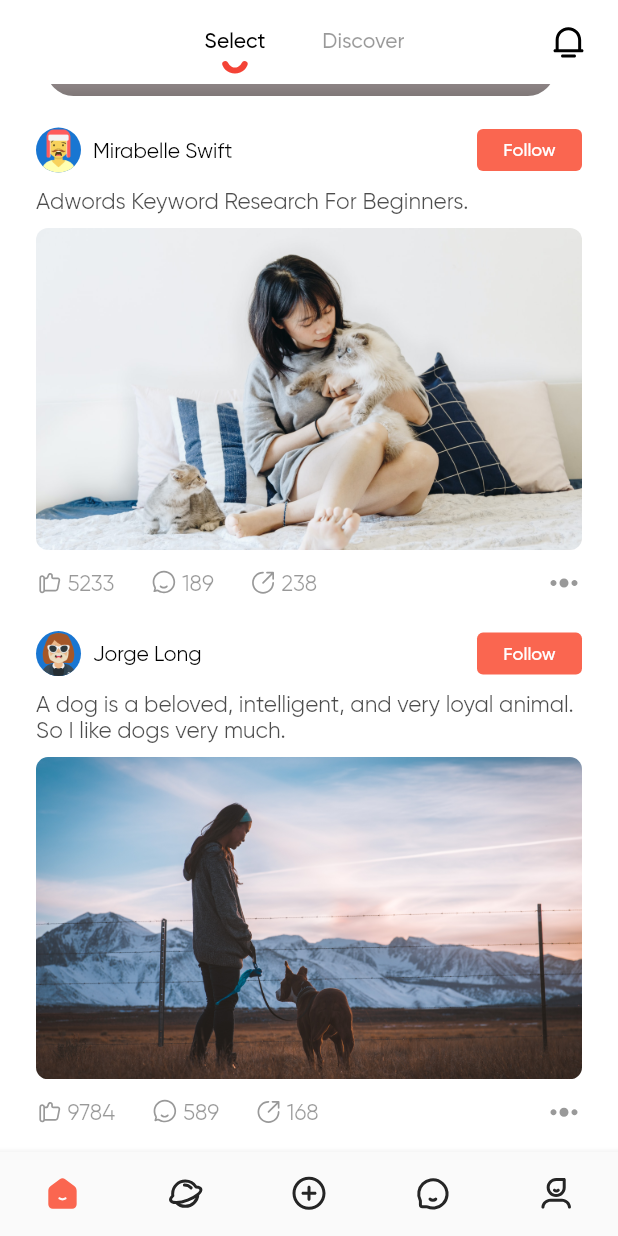
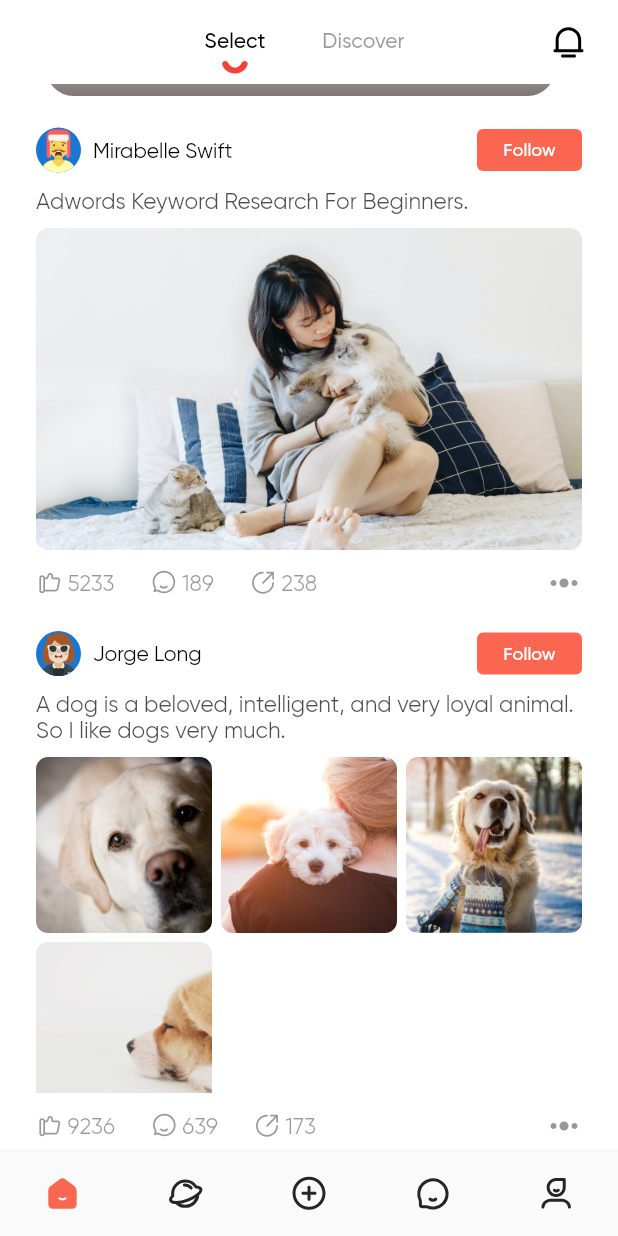
Before and after one commit to RationalEgoism/dogdom, a Flutter app: the screen it shows after launch, scrolled down 330 dp, on a phone screen of 412 x 824 dp. Run offline on Flutter 3.47's test engine with Material 2 defaults, Android fonts, the light colour scheme and no system bars; drawn by our look-alikes of card_swiper; our stand-ins replace auto_route, easy_localization, flutter_bloc, flutter_native_splash, flutter_svg, fluttertoast and 5 more; accounts and stored records are empty.

Commit message:
#75 add grid news post (#78)

```diff
--- a/lib/app/theme/widgets/news_post.dart
+++ b/lib/app/theme/widgets/news_post.dart
@@ -10,7 +10,6 @@ class NewsPost extends StatelessWidget {
   final String userName;
   final VoidCallback onFollowTap;
   final String title;
-  final String postImgPath;
   final int likeCount;
   final GestureTapCallback onLikeTap;
   final int commentCount;
@@ -19,13 +18,14 @@ class NewsPost extends StatelessWidget {
   final GestureTapCallback onShareTap;
   final GestureTapCallback onMoreTap;
 
+  final List<String> postImgPathList;
+
   const NewsPost({
     Key? key,
     required this.avatarImgPath,
     required this.userName,
     required this.onFollowTap,
     required this.title,
-    required this.postImgPath,
     required this.likeCount,
     required this.onLikeTap,
     required this.commentCount,
@@ -33,6 +33,7 @@ class NewsPost extends StatelessWidget {
     required this.shareCount,
     required this.onShareTap,
     required this.onMoreTap,
+    required this.postImgPathList,
   }) : super(key: key);
 
   @override
@@ -100,14 +101,39 @@ class NewsPost extends StatelessWidget {
             ),
           ),
         ),
+        if (postImgPathList.length == 1) ...[
           ClipRRect(
             borderRadius: BorderRadius.circular(
               8.0,
             ),
             child: Image.asset(
-            postImgPath,
+              postImgPathList.first,
+            ),
+          )
+        ] else ...[
+          SizedBox(
+            height: 224,
+            child: GridView.builder(
+              physics: NeverScrollableScrollPhysics(),
+              gridDelegate: SliverGridDelegateWithFixedCrossAxisCount(
+                crossAxisCount: 3,
+                crossAxisSpacing: 6.0,
+                mainAxisSpacing: 6.0,
+              ),
+              itemBuilder: (context, index) {
+                return ClipRRect(
+                  borderRadius: BorderRadius.circular(
+                    8.0,
+                  ),
+                  child: Image.asset(
+                    postImgPathList[index],
+                  ),
+                );
+              },
+              itemCount: postImgPathList.length,
             ),
           ),
+        ],
         Padding(
           padding: const EdgeInsets.symmetric(
             vertical: 10.0,
--- a/lib/features/home_select/presentation/ui/home_select_page.dart
+++ b/lib/features/home_select/presentation/ui/home_select_page.dart
@@ -148,7 +148,9 @@ class HomeSelectPage extends StatelessWidget {
           onMoreTap: () {
             context.showWipToast();
           },
-          postImgPath: Assets.imageMock.homeSelectPost1.path,
+          postImgPathList: [
+            Assets.imageMock.homeSelectPost1.path,
+          ],
           commentCount: 189,
           likeCount: 5233,
           shareCount: 238,
@@ -178,10 +180,9 @@ class HomeSelectPage extends StatelessWidget {
           onMoreTap: () {
             context.showWipToast();
           },
-          postImgPath: Assets.imageMock.homeSelectPost2.path,
-          commentCount: 589,
-          likeCount: 9784,
-          shareCount: 168,
+          commentCount: 639,
+          likeCount: 9236,
+          shareCount: 173,
           userName: 'Jorge Long',
           onLikeTap: () {
             context.showWipToast();
@@ -198,6 +199,45 @@ class HomeSelectPage extends StatelessWidget {
           onCommentTap: () {
             context.showWipToast();
           },
+          postImgPathList: [
+            Assets.imageMock.homeSelectGrid1.path,
+            Assets.imageMock.homeSelectGrid2.path,
+            Assets.imageMock.homeSelectGrid3.path,
+            Assets.imageMock.homeSelectGrid4.path,
+          ],
+        ),
+      ),
+      Padding(
+        padding: const EdgeInsets.symmetric(
+          vertical: 5.0,
+          horizontal: 24.0,
+        ),
+        child: NewsPost(
+          onMoreTap: () {
+            context.showWipToast();
+          },
+          postImgPathList: [
+            Assets.imageMock.homeSelectPost2.path,
+          ],
+          commentCount: 589,
+          likeCount: 9784,
+          shareCount: 168,
+          userName: 'Jorge Long',
+          onLikeTap: () {
+            context.showWipToast();
+          },
+          onShareTap: () {
+            context.showWipToast();
+          },
+          title:
+              'A dog is a beloved, intelligent, and very loyal animal. So I like dogs very much.',
+          onFollowTap: () {
+            context.showWipToast();
+          },
+          avatarImgPath: Assets.imageMock.homeSelectAvatar3.path,
+          onCommentTap: () {
+            context.showWipToast();
+          },
         ),
       ),
     ];
```
Also changed, not shown: assets/image_mock/home_select_avatar_3.png (added), assets/image_mock/home_select_grid_1.png (added), assets/image_mock/home_select_grid_2.png (added), assets/image_mock/home_select_grid_3.png (added), assets/image_mock/home_select_grid_4.png (added), lib/generated/assets.gen.dart. Lines whose indentation alone changed are shown as unchanged.
